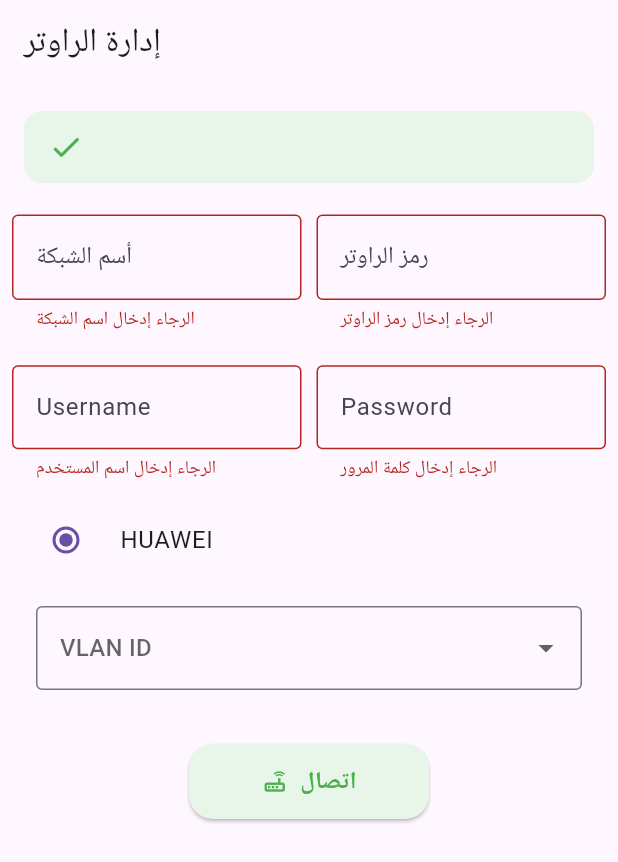
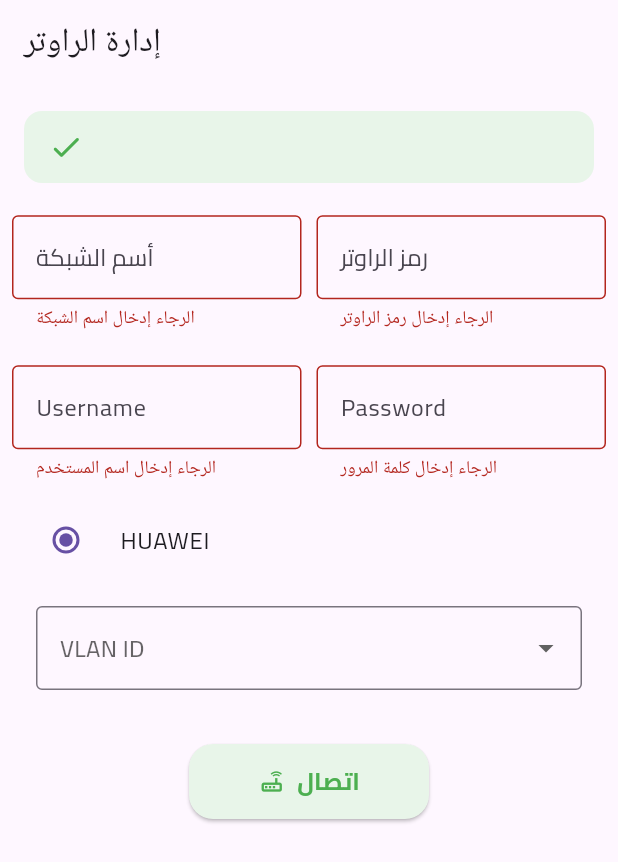
Before and after one commit to ka6rar/router, a Flutter app: the screen it shows after launch, after a tap on "اتصال", after a tap on "HUAWEI", on a phone screen of 412 x 824 dp. Shown: the top 862 px of the screen. Run offline on Flutter 3.47's test engine with Material 3 defaults, Android fonts, the phone set to English and light mode, and no system bars; our stand-ins replace app_links, connectivity_plus, firebase_core, webview_flutter; missing offline and left inert: network_info_plus; accounts and stored records are empty.

Commit message:
Add font Lins

```diff
--- a/lib/main.dart
+++ b/lib/main.dart
@@ -7,6 +7,7 @@ import 'package:flutter/material.dart';
 import 'package:network_info_plus/network_info_plus.dart';
 import 'package:router/abstractt.dart';
 import 'package:router/model_router.dart';
+import 'package:router/style/style.dart';
 import 'package:webview_flutter/webview_flutter.dart';
 
 Future<void> main() async {
@@ -285,6 +286,7 @@ class _AutoRouterLoginState extends State<AutoRouterLogin> {
                                 return null;
                               },
                               decoration: const InputDecoration(
+                                hintStyle:   TextStyle(    fontFamily: fontF ,),
                                 hintText: 'أسم الشبكة',
                                 border: OutlineInputBorder(),
                               ),
@@ -296,6 +298,7 @@ class _AutoRouterLoginState extends State<AutoRouterLogin> {
                             child: TextFormField(
                               controller: _wlWpaPskcontroller,
                               decoration: const InputDecoration(
+                                hintStyle:   TextStyle(    fontFamily: fontF ,),
                                 hintText: 'رمز الراوتر',
                                 border: OutlineInputBorder(),
                               ),
@@ -323,6 +326,7 @@ class _AutoRouterLoginState extends State<AutoRouterLogin> {
                             child: TextFormField(
                               controller: _usernamecontroller,
                               decoration: const InputDecoration(
+                                hintStyle:   TextStyle(    fontFamily: fontF ,),
                                 hintText: 'Username', // ← تم تصحيح الكلمة من "Uaername" إلى "Username"
                                 border: OutlineInputBorder(),
                               ),
@@ -342,6 +346,7 @@ class _AutoRouterLoginState extends State<AutoRouterLogin> {
                               controller: _passoredcontroller, // ← تأكد من صحة الاسم
                               decoration: const InputDecoration(
                                 hintText: 'Password',
+                                hintStyle:   TextStyle(    fontFamily: fontF ,),
                                 border: OutlineInputBorder(),
                               ),
                               validator: (value) {
@@ -359,7 +364,7 @@ class _AutoRouterLoginState extends State<AutoRouterLogin> {
                     ),
 
                     ..._routerStrategies.entries.map((entry) => RadioListTile(
-                      title: Text(entry.key),
+                      title: Text(entry.key , style: TextStyle(    fontFamily: fontF ,)),
                       value: entry.value,
                       groupValue: _selectedRouter,
                       onChanged: (value) {
@@ -377,11 +382,12 @@ class _AutoRouterLoginState extends State<AutoRouterLogin> {
                               border: OutlineInputBorder()
                           ),
                           value: selectedVlan,
-                          hint: const Text('VLAN ID'),
+                          hint: const Text('VLAN ID' , style: TextStyle(    fontFamily: fontF ,),),
                           items: vlanlist.map((code) {
                             return DropdownMenuItem(
+
                               value: code['value'],
-                              child: Text(code['name']!),
+                              child: Text(code['name']! , style: TextStyle(    fontFamily: fontF ,),),
                             );
                           }).toList(),
                           onChanged: (value) {
@@ -408,9 +414,9 @@ class _AutoRouterLoginState extends State<AutoRouterLogin> {
                             fixedSize: const WidgetStatePropertyAll(Size(160, 50)),
                           ),
                           onPressed: _isLoading ? null : runRouterAuth,
-                          child: Row(
+                          child: const Row(
                             mainAxisAlignment: MainAxisAlignment.center,
-                            children: const [
+                            children: [
                               Icon(Icons.router_outlined, color: Colors.green),
                               SizedBox(width: 8),
                               Text(
@@ -419,6 +425,7 @@ class _AutoRouterLoginState extends State<AutoRouterLogin> {
                                   color: Colors.green,
                                   fontWeight: FontWeight.bold,
                                   fontSize: 16,
+                                  fontFamily: fontF ,
                                 ),
                               ),
                             ],
@@ -461,6 +468,7 @@ class _AutoRouterLoginState extends State<AutoRouterLogin> {
                 color: Colors.green,
                 fontSize: 15,
                 fontWeight: FontWeight.w500,
+                fontFamily: fontF ,
               ),
             ),
           ),
--- /dev/null
+++ b/lib/style/style.dart
@@ -0,0 +1,2 @@
+
+const fontF = "Cairo";
```
Also changed, not shown: pubspec.yaml (+4 -14 lines), fonts/Cairo-VariableFont_slnt,wght.ttf (added).
